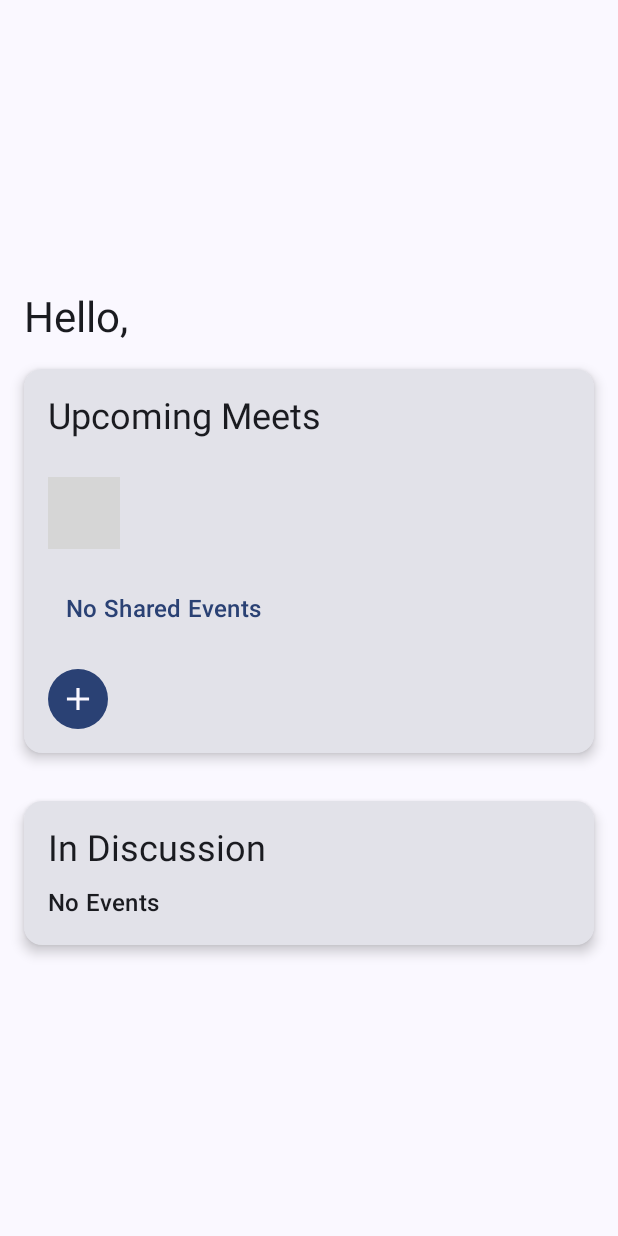
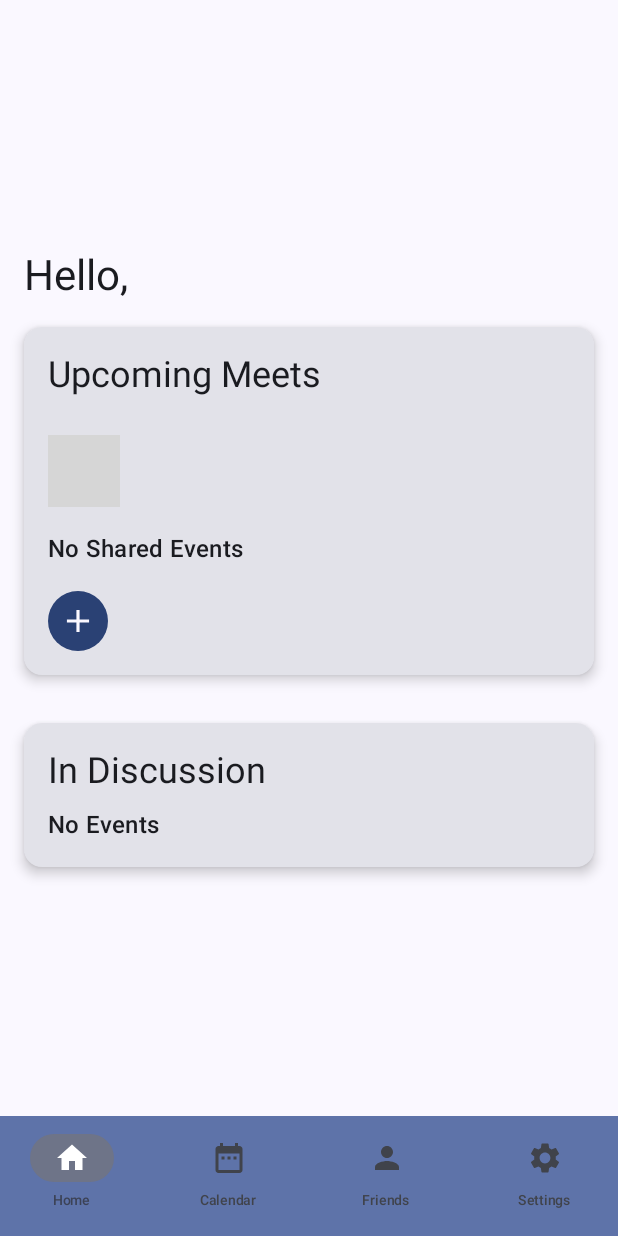
Before and after one commit to lanjingli/Time2Gather, an Android app built with Jetpack Compose: the screen it shows after launch (MainActivity), after a tap on "Login", on a phone screen of 412 x 824 dp. Run offline under Robolectric (Android 15) with nearby library versions, the phone set to English and light mode, and no system bars; libraries missing offline, so code that uses them is left out: com.kizitonwose.calendar; 2 statements that could not run were skipped; grey boxes are pictures that could not be loaded.

Commit message:
Navigation bar to access home, calendar, friends, and settings working.

```diff
--- a/app/src/main/java/com/example/ece_452_project/DashNavGraph.kt
+++ b/app/src/main/java/com/example/ece_452_project/DashNavGraph.kt
@@ -9,7 +9,6 @@ import androidx.compose.runtime.Composable
 import androidx.compose.runtime.collectAsState
 import androidx.compose.runtime.getValue
 import androidx.compose.ui.Modifier
-import androidx.compose.ui.res.stringResource
 import androidx.compose.ui.tooling.preview.Preview
 import androidx.compose.ui.unit.dp
 import androidx.lifecycle.viewmodel.compose.viewModel
@@ -24,14 +23,13 @@ import com.example.ece_452_project.ui.DashViewModel
 import com.example.ece_452_project.ui.DashboardScreen
 import com.example.ece_452_project.ui.EventInfoScreen
 import com.example.ece_452_project.ui.EventSettingScreen
+import com.example.ece_452_project.ui.FriendMainScreen
 import com.example.ece_452_project.ui.ListSelectScreen
-import java.time.format.DateTimeFormatter
-import java.time.format.FormatStyle
-import com.example.ece_452_project.ui.ListSelectScreen
-import com.example.ece_452_project.ui.ScheduleScreen
 import com.example.ece_452_project.ui.MapScreen
+import com.example.ece_452_project.ui.PreferencesScreen
 import com.example.ece_452_project.ui.TimeSelectionScreen
-import java.time.format.TextStyle
+import com.example.ece_452_project.ui.navigation.AppNavigationBar
+import com.example.ece_452_project.ui.navigation.NavBarItem
 
 enum class DashScreen(){
     Dashboard,
@@ -40,7 +38,6 @@ enum class DashScreen(){
     TimePlaceSelect,
     Map,
     Schedule,
-    ViewSchedule
 }
 
 @OptIn(ExperimentalMaterial3Api::class)
@@ -52,15 +49,17 @@ fun DashNavGraph(
     user: User = User()
 ) {
     viewModel.updateUser(user)
-    Scaffold(){ innerPadding ->
+    Scaffold(
+        bottomBar = { AppNavigationBar(navController = navController) }
+    ){ innerPadding ->
         val uiState by viewModel.uiState.collectAsState()
 
         NavHost(
             navController = navController,
-            startDestination = DashScreen.Dashboard.name,
+            startDestination = NavBarItem.Home.route,
             modifier = Modifier.padding(innerPadding)
         ){
-            composable(route = DashScreen.Dashboard.name){
+            composable(route = NavBarItem.Home.route){
                 DashboardScreen(
                     modifier = Modifier
                         .fillMaxSize()
@@ -68,15 +67,14 @@ fun DashNavGraph(
                     user = uiState.user,
                     onNewEventButtonClicked = {
                         navController.navigate(DashScreen.EventSetting.name)
-                    },
-                    onViewCalendarButtonClicked = {
-                        navController.navigate(DashScreen.ViewSchedule.name)
                     }
                 )
             }
             composable(route = DashScreen.EventSetting.name){
                 EventSettingScreen(
-                    modifier = Modifier.fillMaxSize().padding(16.dp),
+                    modifier = Modifier
+                        .fillMaxSize()
+                        .padding(16.dp),
                     user = uiState.user,
                     eventNameText = viewModel.eventName,
                     eventDescText = viewModel.eventDesc,
@@ -128,10 +126,10 @@ fun DashNavGraph(
                     onTimeButtonClicked = {navController.navigate(DashScreen.Schedule.name)},
                     onPlaceButtonClicked = {navController.navigate(DashScreen.Map.name)},
                     onFinishButtonClicked = {
-                        var user = uiState.user
+                        val user = uiState.user
                         user.schedule.add(uiState.selectedEvent)
                         viewModel.updateUser(user)
-                        navController.navigate(DashScreen.Dashboard.name)
+                        navController.navigate(NavBarItem.Home.route)
                     }
                 )
             }
@@ -158,8 +156,19 @@ fun DashNavGraph(
                         locations = DummyData.places)
                 }
             }
-            composable(route = DashScreen.ViewSchedule.name){
+            composable(route = NavBarItem.Calendar.route){
                 CalendarMonthlyScreen(user = uiState.user)
+            }
+            composable(route = NavBarItem.Friends.route){
+                FriendMainScreen()
+            }
+            composable(route = NavBarItem.Settings.route){
+                PreferencesScreen(
+                    onNameChange = {new: String -> Unit},
+                    onEmailChange = {new: String -> Unit},
+                    onCheckboxChange = {new: Boolean, index: Int -> Unit},
+                    onSaveButtonClicked = {navController.navigate(NavBarItem.Home.route)}
+                )
             }
         }
     }
--- a/app/src/main/java/com/example/ece_452_project/InfoNavGraph.kt
+++ b/app/src/main/java/com/example/ece_452_project/InfoNavGraph.kt
@@ -19,6 +19,7 @@ import com.example.ece_452_project.ui.InfoViewModel
 import com.example.ece_452_project.ui.LoginScreen
 import com.example.ece_452_project.ui.PreferencesScreen
 import com.example.ece_452_project.ui.RegisterScreen
+import com.example.ece_452_project.ui.navigation.AppNavigationBar
 
 enum class InfoScreen(){
     Login,
@@ -34,7 +35,9 @@ fun InfoNavGraph(
     viewModel: InfoViewModel = viewModel(),
     navController: NavHostController = rememberNavController()
 ) {
-    Scaffold(){ innerPadding ->
+    Scaffold(
+       // bottomBar = {AppNavigationBar(navController = navController)}
+    ){ innerPadding ->
         val uiState by viewModel.uiState.collectAsState()
 
         NavHost(
@@ -44,7 +47,9 @@ fun InfoNavGraph(
         ){
             composable(route = InfoScreen.Login.name) {
                 LoginScreen(
-                    modifier = Modifier.fillMaxSize().padding(16.dp),
+                    modifier = Modifier
+                        .fillMaxSize()
+                        .padding(16.dp),
                     onLoginButtonClicked = {
                         viewModel.fetchDummyUser()
                         navController.navigate(InfoScreen.Dashboard.name) },
@@ -57,7 +62,9 @@ fun InfoNavGraph(
             }
             composable(route = InfoScreen.Register.name) {
                 RegisterScreen(
-                    modifier = Modifier.fillMaxSize().padding(16.dp),
+                    modifier = Modifier
+                        .fillMaxSize()
+                        .padding(16.dp),
                     usernameText = viewModel.username,
                     passwordText = viewModel.password,
                     cpasswordText = viewModel.cpassword,
@@ -69,7 +76,9 @@ fun InfoNavGraph(
             }
             composable(route = InfoScreen.Preferences.name) {
                 PreferencesScreen(
-                    modifier = Modifier.fillMaxSize().padding(16.dp),
+                    modifier = Modifier
+                        .fillMaxSize()
+                        .padding(16.dp),
                     nameText = viewModel.name,
                     emailText = viewModel.email,
                     onNameChange = { viewModel.updateName(it) },
--- a/app/src/main/java/com/example/ece_452_project/MainActivity.kt
+++ b/app/src/main/java/com/example/ece_452_project/MainActivity.kt
@@ -18,7 +18,6 @@ class MainActivity : ComponentActivity() {
         setContent {
             ECE_452_ProjectTheme {
                 InfoNavGraph()
-//                MapNavGraph()
             }
         }
     }
--- a/app/src/main/java/com/example/ece_452_project/ui/DashboardScreen.kt
+++ b/app/src/main/java/com/example/ece_452_project/ui/DashboardScreen.kt
@@ -74,7 +74,6 @@ fun DashboardScreen(
     modifier: Modifier = Modifier,
     user: User = User(),
     onNewEventButtonClicked: () -> Unit,
-    onViewCalendarButtonClicked: () -> Unit,
 ) {
 
     val events = generateAllEventsMap(user).groupBy {it.start.toLocalDate()}
@@ -134,7 +133,7 @@ fun DashboardScreen(
 
             sharedEvents.take(3).forEachIndexed {_, event ->
                 OutlinedButton(
-                    onClick = onViewCalendarButtonClicked,
+                    onClick = { },
                     border = BorderStroke(
                         width = 4.dp,
                         color = MaterialTheme.colorScheme.primary
@@ -166,12 +165,12 @@ fun DashboardScreen(
             }
 
             if (sharedEvents.isEmpty()){
-                TextButton(onClick = onViewCalendarButtonClicked,
-                    modifier = Modifier.padding(start = 16.dp, bottom = 16.dp,)
-                ) { Text (
-                        text = stringResource(R.string.no_shared_events),
-                        style = MaterialTheme.typography.titleMedium)}
-                }
+                Text (
+                    modifier = Modifier.padding(start = 16.dp, bottom = 16.dp,),
+                    text = stringResource(R.string.no_shared_events),
+                    style = MaterialTheme.typography.titleMedium)
+            }
+
             Button(onClick = onNewEventButtonClicked,
                 modifier= Modifier
                     .padding(start = 16.dp, bottom = 16.dp)
@@ -214,6 +213,5 @@ fun DashboardPreview(){
         .fillMaxSize()
         .padding(16.dp),
         onNewEventButtonClicked = {},
-        onViewCalendarButtonClicked = {},
     )
 }
--- /dev/null
+++ b/app/src/main/java/com/example/ece_452_project/ui/navigation/NavBar.kt
@@ -0,0 +1,54 @@
+package com.example.ece_452_project.ui.navigation
+
+import androidx.compose.material3.Icon
+import androidx.compose.material3.MaterialTheme
+import androidx.compose.material3.NavigationBar
+import androidx.compose.material3.NavigationBarItem
+import androidx.compose.material3.Text
+import androidx.compose.runtime.Composable
+import androidx.navigation.NavController
+import androidx.navigation.compose.currentBackStackEntryAsState
+import androidx.compose.runtime.getValue
+import androidx.compose.ui.res.stringResource
+import androidx.compose.ui.unit.sp
+import androidx.navigation.NavDestination.Companion.hierarchy
+import androidx.navigation.NavGraph.Companion.findStartDestination
+
+@Composable
+fun AppNavigationBar(navController: NavController) {
+
+    val navItems = listOf(NavBarItem.Home, NavBarItem.Calendar, NavBarItem.Friends, NavBarItem.Settings)
+
+    NavigationBar(
+        containerColor = MaterialTheme.colorScheme.primaryContainer,
+    ) {
+        val navBackStackEntry by navController.currentBackStackEntryAsState()
+        val currentDestination = navBackStackEntry?.destination
+
+        navItems.forEach { item ->
+
+            NavigationBarItem(
+                icon = {Icon(item.icon, item.title)},
+                label = { Text(text = item.title, fontSize = 9.sp) },
+                alwaysShowLabel = true,
+                selected = currentDestination?.hierarchy?.any {it.route == item.route } == true,
+                onClick = {
+                    navController.navigate(item.route) {
+                        // Pop up to the start destination of the graph to
+                        // avoid building up a large stack of destinations
+                        // on the back stack as users select items
+                        popUpTo(navController.graph.findStartDestination().id) {
+                            saveState = true
+                        }
+                        // Avoid multiple copies of the same destination when
+                        // re-selecting the same item
+                        launchSingleTop = true
+                        // Restore state when re-selecting a previously selected item
+                        restoreState = true
+
+                    }
+                }
+            )
+        }
+    }
+}
--- /dev/null
+++ b/app/src/main/java/com/example/ece_452_project/ui/navigation/NavBarItem.kt
@@ -0,0 +1,19 @@
+package com.example.ece_452_project.ui.navigation
+
+import androidx.compose.material.icons.Icons
+import androidx.compose.material.icons.filled.DateRange
+import androidx.compose.material.icons.filled.Home
+import androidx.compose.material.icons.filled.Person
+import androidx.compose.material.icons.filled.Settings
+import androidx.compose.material3.MaterialTheme
+import androidx.compose.ui.graphics.vector.ImageVector
+import com.example.ece_452_project.R
+
+sealed class NavBarItem (var title:String, var icon: ImageVector, var route:String){
+
+    object Home : NavBarItem("Home", Icons.Default.Home, "Home")
+    object Calendar : NavBarItem("Calendar", Icons.Default.DateRange, "CalendarView")
+    object Friends : NavBarItem("Friends", Icons.Default.Person, "FriendDashboard")
+    object Settings : NavBarItem("Settings", Icons.Default.Settings, "Settings")
+
+}
--- a/app/src/main/res/values/strings.xml
+++ b/app/src/main/res/values/strings.xml
@@ -46,8 +46,6 @@
     <string name="right_arrow"><![CDATA[>]]></string>
     <string name="left_arrow"><![CDATA[<]]></string>
     <string name="createScreenTEMP">createScreenTEMP</string>
-    <string name="personalListTEMP">personalListTEMP</string>
-    <string name="sharedListTEMP">sharedListTEMP</string>
     <string name="no_shared_events">No Shared Events</string>
     <string name="add_new_friend">Add a new friend</string>
     <string name="enter_their_username">Enter their username:</string>
```
Also changed, not shown: app/src/main/java/com/example/ece_452_project/ui/FriendMainScreen.kt (added, +25 -0 lines).
